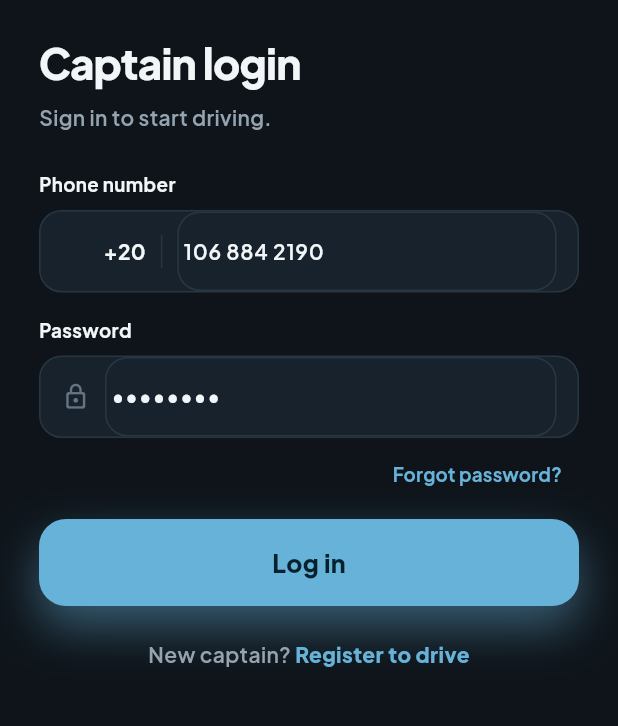
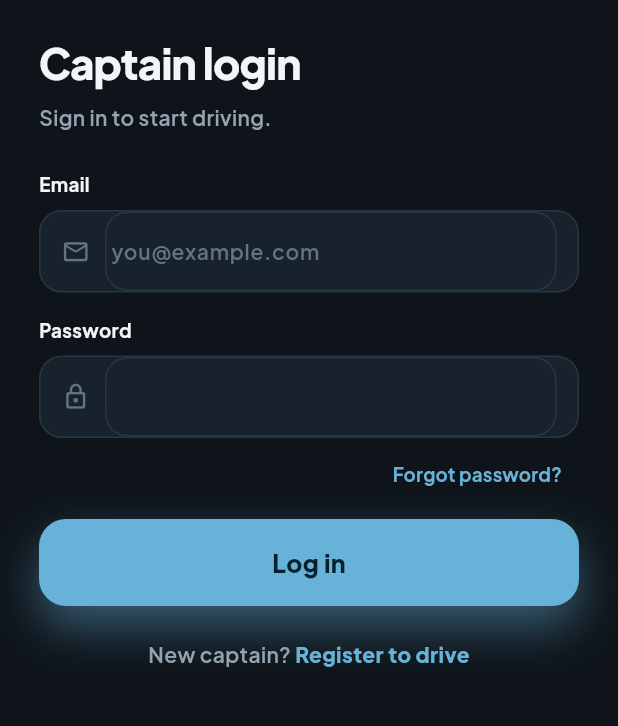
Before and after one commit to doaa2000/Wassalny_captain_app, a Flutter app: the screen it shows after launch, on a phone screen of 412 x 824 dp, the part 144-870 px from its top. Run offline on Flutter 3.47's test engine with Material 3 defaults, Android fonts, the phone set to English and light mode, and no system bars; our stand-ins replace dartz, equatable, flutter_bloc, get_it, go_router, google_fonts and 1 more; accounts and stored records are empty.

Commit message:
Captain login by email+password (phone auth needs a paid SMS provider)
Switch the captain login screen + Supabase auth to email/password so testing
needs no SMS gateway. Phone login can return once an SMS provider is set up.

```diff
--- a/lib/features/auth/data/datasources/auth_supabase_data_source.dart
+++ b/lib/features/auth/data/datasources/auth_supabase_data_source.dart
@@ -15,8 +15,11 @@ class AuthSupabaseDataSource implements AuthRemoteDataSource {
   @override
   Future<CaptainModel> login({required String phone, required String password}) async {
     try {
+      // Email-based auth: the `phone` argument carries the login identifier
+      // (the captain's email). Phone+password needs a paid SMS provider, so we
+      // use email until that's configured.
       final sb.AuthResponse res =
-          await _service.client.auth.signInWithPassword(phone: phone, password: password);
+          await _service.client.auth.signInWithPassword(email: phone, password: password);
       return _profileFor(res.user?.id);
     } on sb.AuthException catch (e) {
       throw AuthException(e.message);
--- a/lib/features/auth/presentation/pages/login_page.dart
+++ b/lib/features/auth/presentation/pages/login_page.dart
@@ -12,7 +12,6 @@ import '../../../../core/widgets/app_text_field.dart';
 import '../bloc/auth_bloc.dart';
 import '../widgets/auth_listener.dart';
 import '../widgets/brand_logo.dart';
-import '../widgets/phone_field.dart';
 
 class LoginPage extends StatefulWidget {
   const LoginPage({super.key});
@@ -22,19 +21,21 @@ class LoginPage extends StatefulWidget {
 }
 
 class _LoginPageState extends State<LoginPage> {
-  final TextEditingController _phone = TextEditingController(text: '106 884 2190');
-  final TextEditingController _password = TextEditingController(text: 'password');
+  final TextEditingController _email = TextEditingController();
+  final TextEditingController _password = TextEditingController();
 
   @override
   void dispose() {
-    _phone.dispose();
+    _email.dispose();
     _password.dispose();
     super.dispose();
   }
 
   void _submit() {
+    // The `phone` field carries the login identifier; with email-based auth it
+    // holds the captain's email address.
     context.read<AuthBloc>().add(
-          AuthLoginSubmitted(phone: _phone.text, password: _password.text),
+          AuthLoginSubmitted(phone: _email.text.trim(), password: _password.text),
         );
   }
 
@@ -58,7 +59,13 @@ class _LoginPageState extends State<LoginPage> {
                   Text('Sign in to start driving.',
                       style: AppTextStyles.body.copyWith(color: AppColors.textSecondaryDark)),
                   const SizedBox(height: 26),
-                  PhoneField(controller: _phone),
+                  AppTextField(
+                    label: 'Email',
+                    controller: _email,
+                    hintText: 'you@example.com',
+                    keyboardType: TextInputType.emailAddress,
+                    prefix: const Icon(Icons.mail_outline_rounded, size: 19, color: AppColors.textMutedDark),
+                  ),
                   const SizedBox(height: 16),
                   AppTextField(
                     label: 'Password',
```
